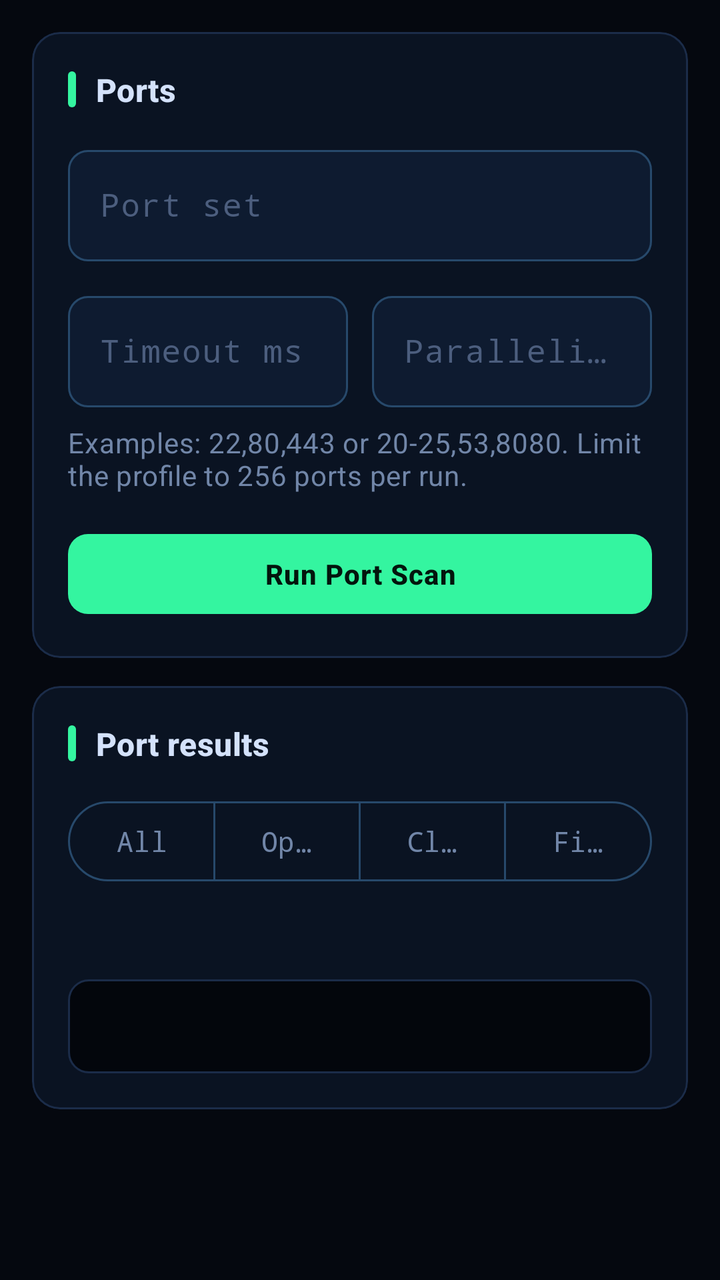
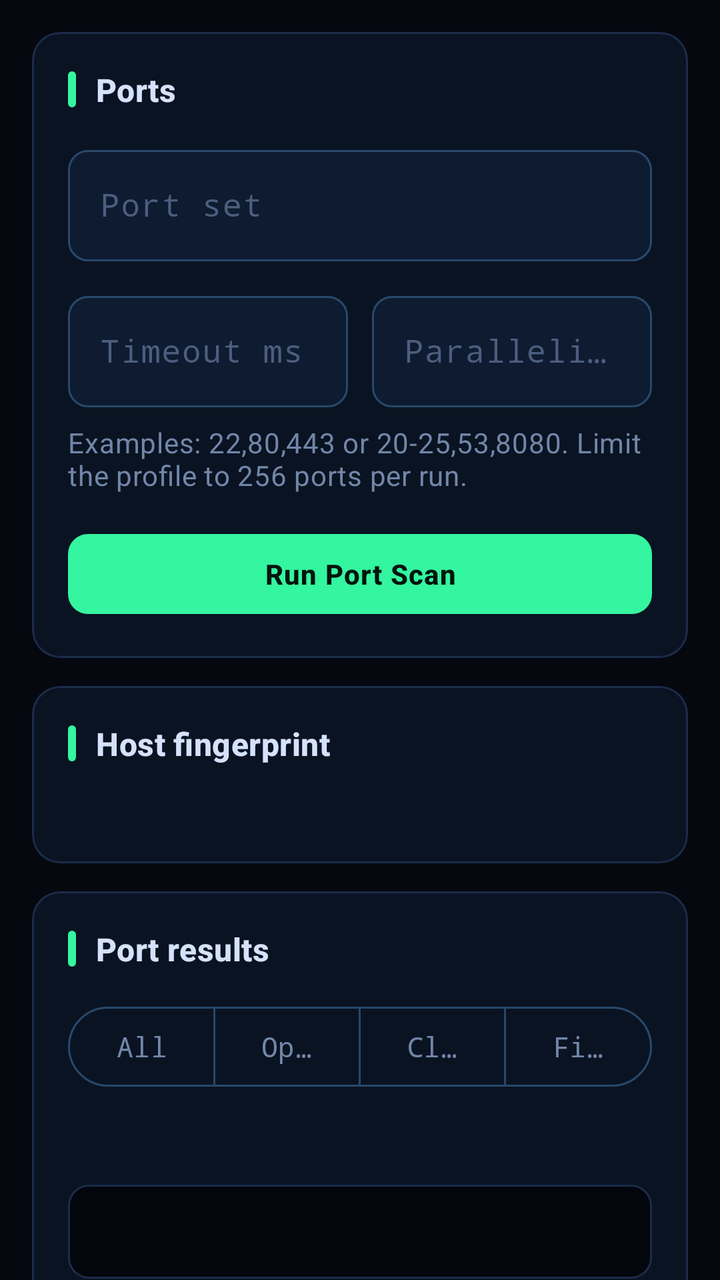

Screens rendered from an Android XML layout before and after an edit, with the pre-edit source and the edit as a unified diff.
<!-- AndroidManifest.xml: application theme Theme.FSploit -->
<!-- res/layout/fragment_ports.xml -->
<?xml version="1.0" encoding="utf-8"?>
<androidx.core.widget.NestedScrollView xmlns:android="http://schemas.android.com/apk/res/android"
    xmlns:app="http://schemas.android.com/apk/res-auto"
    android:layout_width="match_parent"
    android:layout_height="match_parent"
    android:background="@color/fsploit_background"
    android:clipToPadding="false">

    <LinearLayout
        android:layout_width="match_parent"
        android:layout_height="wrap_content"
        android:orientation="vertical"
        android:padding="@dimen/fs_screen_margin">

        
        <com.google.android.material.card.MaterialCardView
            style="@style/Widget.FSploit.Card"
            android:layout_width="match_parent"
            android:layout_height="wrap_content">

            <LinearLayout
                android:layout_width="match_parent"
                android:layout_height="wrap_content"
                android:orientation="vertical">

                <TextView
                    style="@style/Widget.FSploit.SectionHeader"
                    android:layout_width="match_parent"
                    android:layout_height="wrap_content"
                    android:text="@string/host_tab_ports" />

                <com.google.android.material.textfield.TextInputLayout
                    style="@style/Widget.FSploit.TextField"
                    android:layout_width="match_parent"
                    android:layout_height="wrap_content"
                    android:layout_marginTop="14dp"
                    android:hint="@string/port_spec_label">

                    <com.google.android.material.textfield.TextInputEditText
                        android:id="@+id/portSpecInput"
                        android:layout_width="match_parent"
                        android:layout_height="wrap_content"
                        android:fontFamily="monospace"
                        android:inputType="textNoSuggestions"
                        android:maxLines="3" />
                </com.google.android.material.textfield.TextInputLayout>

                <LinearLayout
                    android:layout_width="match_parent"
                    android:layout_height="wrap_content"
                    android:layout_marginTop="12dp"
                    android:orientation="horizontal">

                    <com.google.android.material.textfield.TextInputLayout
                        style="@style/Widget.FSploit.TextField"
                        android:layout_width="0dp"
                        android:layout_height="wrap_content"
                        android:layout_weight="1"
                        android:hint="@string/port_timeout_label">

                        <com.google.android.material.textfield.TextInputEditText
                            android:id="@+id/timeoutInput"
                            android:layout_width="match_parent"
                            android:layout_height="wrap_content"
                            android:fontFamily="monospace"
                            android:inputType="number" />
                    </com.google.android.material.textfield.TextInputLayout>

                    <com.google.android.material.textfield.TextInputLayout
                        style="@style/Widget.FSploit.TextField"
                        android:layout_width="0dp"
                        android:layout_height="wrap_content"
                        android:layout_marginStart="12dp"
                        android:layout_weight="1"
                        android:hint="@string/port_parallelism_label">

                        <com.google.android.material.textfield.TextInputEditText
                            android:id="@+id/parallelismInput"
                            android:layout_width="match_parent"
                            android:layout_height="wrap_content"
                            android:fontFamily="monospace"
                            android:inputType="number" />
                    </com.google.android.material.textfield.TextInputLayout>
                </LinearLayout>

                <TextView
                    android:layout_width="match_parent"
                    android:layout_height="wrap_content"
                    android:layout_marginTop="8dp"
                    android:text="@string/port_spec_hint"
                    android:textAppearance="@style/TextAppearance.FSploit.Body" />

                <com.google.android.material.button.MaterialButton
                    android:id="@+id/runPortScanButton"
                    style="@style/Widget.FSploit.Button"
                    android:layout_width="match_parent"
                    android:layout_height="wrap_content"
                    android:layout_marginTop="16dp"
                    android:text="@string/run_port_scan" />
            </LinearLayout>
        </com.google.android.material.card.MaterialCardView>

        
        <com.google.android.material.card.MaterialCardView
            style="@style/Widget.FSploit.Card"
            android:layout_width="match_parent"
            android:layout_height="wrap_content"
            android:layout_marginTop="@dimen/fs_card_gap">

            <LinearLayout
                android:layout_width="match_parent"
                android:layout_height="wrap_content"
                android:orientation="vertical">

                <TextView
                    style="@style/Widget.FSploit.SectionHeader"
                    android:layout_width="match_parent"
                    android:layout_height="wrap_content"
                    android:text="@string/port_scan_results" />

                <com.google.android.material.button.MaterialButtonToggleGroup
                    android:id="@+id/portFilterGroup"
                    android:layout_width="match_parent"
                    android:layout_height="wrap_content"
                    android:layout_marginTop="14dp"
                    app:singleSelection="true"
                    app:selectionRequired="true">

                    <com.google.android.material.button.MaterialButton
                        android:id="@+id/filterAllButton"
                        style="@style/Widget.FSploit.Toggle"
                        android:layout_width="0dp"
                        android:layout_height="wrap_content"
                        android:layout_weight="1"
                        android:paddingStart="4dp"
                        android:paddingEnd="4dp"
                        android:text="@string/port_filter_all" />

                    <com.google.android.material.button.MaterialButton
                        android:id="@+id/filterOpenButton"
                        style="@style/Widget.FSploit.Toggle"
                        android:layout_width="0dp"
                        android:layout_height="wrap_content"
                        android:layout_weight="1"
                        android:paddingStart="4dp"
                        android:paddingEnd="4dp"
                        android:text="@string/port_filter_open" />

                    <com.google.android.material.button.MaterialButton
                        android:id="@+id/filterClosedButton"
                        style="@style/Widget.FSploit.Toggle"
                        android:layout_width="0dp"
                        android:layout_height="wrap_content"
                        android:layout_weight="1"
                        android:paddingStart="4dp"
                        android:paddingEnd="4dp"
                        android:text="@string/port_filter_closed" />

                    <com.google.android.material.button.MaterialButton
                        android:id="@+id/filterFilteredButton"
                        style="@style/Widget.FSploit.Toggle"
                        android:layout_width="0dp"
                        android:layout_height="wrap_content"
                        android:layout_weight="1"
                        android:paddingStart="4dp"
                        android:paddingEnd="4dp"
                        android:text="@string/port_filter_filtered" />
                </com.google.android.material.button.MaterialButtonToggleGroup>

                <TextView
                    android:id="@+id/portScanSummaryValue"
                    android:layout_width="match_parent"
                    android:layout_height="wrap_content"
                    android:layout_marginTop="14dp"
                    android:textAppearance="@style/TextAppearance.FSploit.Value" />

                <TextView
                    android:id="@+id/portScanResultsValue"
                    android:layout_width="match_parent"
                    android:layout_height="wrap_content"
                    android:layout_marginTop="12dp"
                    android:background="@drawable/bg_terminal"
                    android:padding="14dp"
                    android:textAppearance="@style/TextAppearance.FSploit.Mono"
                    android:textIsSelectable="true"
                    android:lineSpacingExtra="3dp" />
            </LinearLayout>
        </com.google.android.material.card.MaterialCardView>
    </LinearLayout>
</androidx.core.widget.NestedScrollView>
<!-- resources referenced by this layout -->
<resources>
  <color name="fsploit_background">#05080F</color>
  <dimen name="fs_card_gap">14dp</dimen>
  <dimen name="fs_screen_margin">16dp</dimen>
  <!-- drawable bg_terminal (drawable) -->
  <?xml version="1.0" encoding="utf-8"?>
  <shape xmlns:android="http://schemas.android.com/apk/res/android"
      android:shape="rectangle">
      <solid android:color="@color/fsploit_terminal_bg" />
      <corners android:radius="10dp" />
      <stroke
          android:width="1dp"
          android:color="@color/fsploit_stroke" />
  </shape>
  <string name="host_tab_ports">Ports</string>
  <string name="port_filter_all">All</string>
  <string name="port_filter_closed">Closed</string>
  <string name="port_filter_filtered">Filtered</string>
  <string name="port_filter_open">Open</string>
  <string name="port_parallelism_label">Parallelism</string>
  <string name="port_scan_results">Port results</string>
  <string name="port_spec_hint">Examples: 22,80,443 or 20-25,53,8080. Limit the profile to 256 ports per run.</string>
  <string name="port_spec_label">Port set</string>
  <string name="port_timeout_label">Timeout ms</string>
  <string name="run_port_scan">Run Port Scan</string>
  <style name="TextAppearance.FSploit.Body" parent="TextAppearance.Material3.BodyMedium">
          <item name="android:textColor">@color/fsploit_text_secondary</item>
      </style>
  <style name="TextAppearance.FSploit.Mono" parent="TextAppearance.Material3.BodyMedium">
          <item name="android:textColor">@color/fsploit_mono</item>
          <item name="android:fontFamily">monospace</item>
      </style>
  <style name="TextAppearance.FSploit.Value" parent="TextAppearance.Material3.BodyMedium">
          <item name="android:textColor">@color/fsploit_text_primary</item>
      </style>
  <style name="Widget.FSploit.SectionHeader" parent="">
          <item name="android:textAppearance">@style/TextAppearance.FSploit.Section</item>
          <item name="android:drawableStart">@drawable/ic_section_bar</item>
          <item name="android:drawablePadding">10dp</item>
          <item name="android:gravity">center_vertical</item>
      </style>
  <style name="Widget.FSploit.Toggle" parent="Widget.Material3.Button.OutlinedButton">
          <item name="android:textColor">@color/fsploit_text_secondary</item>
          <item name="strokeColor">@color/fsploit_stroke_strong</item>
          <item name="android:fontFamily">monospace</item>
      </style>
  <color name="fsploit_terminal_bg">#03060C</color>
  <color name="fsploit_stroke">#1B2C49</color>
  <color name="fsploit_text_secondary">#7186A8</color>
  <color name="fsploit_mono">#74F2BC</color>
  <color name="fsploit_text_primary">#D4E2FB</color>
  <color name="fsploit_primary">#34F5A0</color>
  <color name="fsploit_on_primary">#03150D</color>
  <color name="fsploit_surface">#0A1322</color>
  <style name="TextAppearance.FSploit.Section" parent="TextAppearance.Material3.TitleMedium">
          <item name="android:textColor">@color/fsploit_text_primary</item>
          <item name="android:textStyle">bold</item>
      </style>
  <!-- drawable ic_section_bar (drawable) -->
  <?xml version="1.0" encoding="utf-8"?>
  <shape xmlns:android="http://schemas.android.com/apk/res/android"
      android:shape="rectangle">
      <solid android:color="@color/fsploit_primary" />
      <corners android:radius="2dp" />
      <size
          android:width="4dp"
          android:height="18dp" />
  </shape>
  <color name="fsploit_surface_alt">#0E1B30</color>
  <color name="fsploit_text_muted">#4C5E7E</color>
  <color name="fsploit_stroke_strong">#27496B</color>
  <color name="fsploit_accent">#36E0E6</color>
  <color name="fsploit_danger">#FF5C6E</color>
  <style name="ThemeOverlay.FSploit.Dialog" parent="ThemeOverlay.Material3.MaterialAlertDialog">
          <item name="colorSurface">@color/fsploit_surface_alt</item>
          <item name="colorPrimary">@color/fsploit_primary</item>
      </style>
</resources>

<!-- the commit's change to res/layout/fragment_ports.xml (unified diff, before → after) -->
@@ -97,6 +97,34 @@
                     android:layout_height="wrap_content"
                     android:layout_marginTop="16dp"
                     android:text="@string/run_port_scan" />
+            </LinearLayout>
+        </com.google.android.material.card.MaterialCardView>
+
+        
+        <com.google.android.material.card.MaterialCardView
+            style="@style/Widget.FSploit.Card"
+            android:layout_width="match_parent"
+            android:layout_height="wrap_content"
+            android:layout_marginTop="@dimen/fs_card_gap">
+
+            <LinearLayout
+                android:layout_width="match_parent"
+                android:layout_height="wrap_content"
+                android:orientation="vertical">
+
+                <TextView
+                    style="@style/Widget.FSploit.SectionHeader"
+                    android:layout_width="match_parent"
+                    android:layout_height="wrap_content"
+                    android:text="@string/fingerprint_title" />
+
+                <TextView
+                    android:id="@+id/hostFingerprintValue"
+                    android:layout_width="match_parent"
+                    android:layout_height="wrap_content"
+                    android:layout_marginTop="12dp"
+                    android:lineSpacingExtra="3dp"
+                    android:textAppearance="@style/TextAppearance.FSploit.Value" />
             </LinearLayout>
         </com.google.android.material.card.MaterialCardView>
 
<!-- resource entries referenced after the edit -->
@@ -13,6 +13,7 @@
           android:width="1dp"
           android:color="@color/fsploit_stroke" />
   </shape>
+  <string name="fingerprint_title">Host fingerprint</string>
   <string name="host_tab_ports">Ports</string>
   <string name="port_filter_all">All</string>
   <string name="port_filter_closed">Closed</string>
